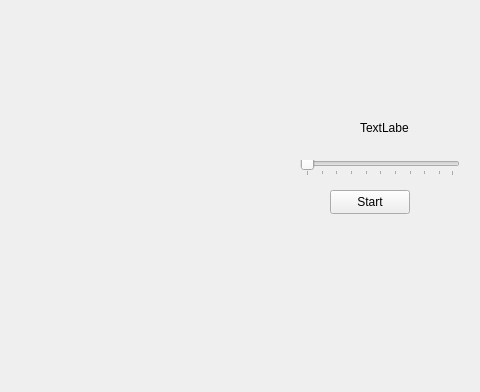
The window that src/gui/v2-gui-interface/mainwindow.ui (BobbyChiu/senior-design) describes before a commit, drawn with Qt 5; both pictures show x 0 to 480 and y 0 to 392 of the 800 by 600 pixel window.
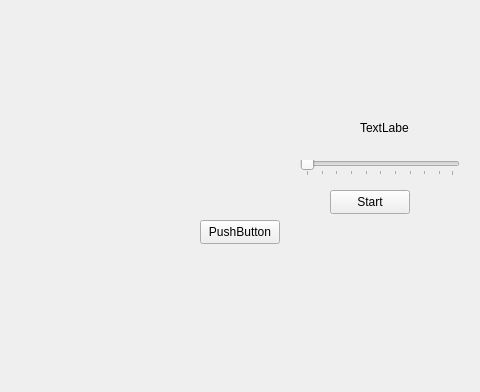
The same window after the commit.

```diff
--- a/src/gui/v2-gui-interface/mainwindow.ui
+++ b/src/gui/v2-gui-interface/mainwindow.ui
@@ -56,6 +56,19 @@
      <string>TextLabel</string>
     </property>
    </widget>
+   <widget class="QPushButton" name="openNotepadButton">
+    <property name="geometry">
+     <rect>
+      <x>200</x>
+      <y>220</y>
+      <width>80</width>
+      <height>24</height>
+     </rect>
+    </property>
+    <property name="text">
+     <string>PushButton</string>
+    </property>
+   </widget>
   </widget>
   <widget class="QMenuBar" name="menubar">
    <property name="geometry">
```
